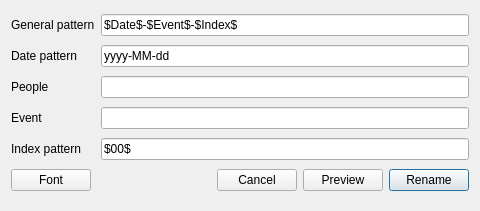
Qt form DlgSettings.ui (congchenutd/Renamer) before a commit.
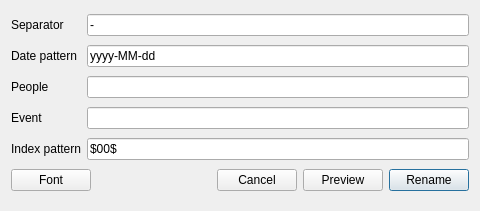
The same form after that commit. Icons and pictures are not drawn.

Commit message: = Use separator for sections + Duplication detection ! Duplication detection only works for duplicated files on disk, not those on preview

The edit to the form file:
```diff
--- a/DlgSettings.ui
+++ b/DlgSettings.ui
@@ -21,14 +21,14 @@
    <item row="0" column="0">
     <widget class="QLabel" name="label_4">
      <property name="text">
-      <string>General pattern</string>
+      <string>Separator</string>
      </property>
     </widget>
    </item>
    <item row="0" column="1">
     <widget class="QLineEdit" name="leGeneralPattern">
      <property name="text">
-      <string>$Date$-$Event$-$Index$</string>
+      <string>-</string>
      </property>
     </widget>
    </item>
```
The commit also changes 5 other files.
